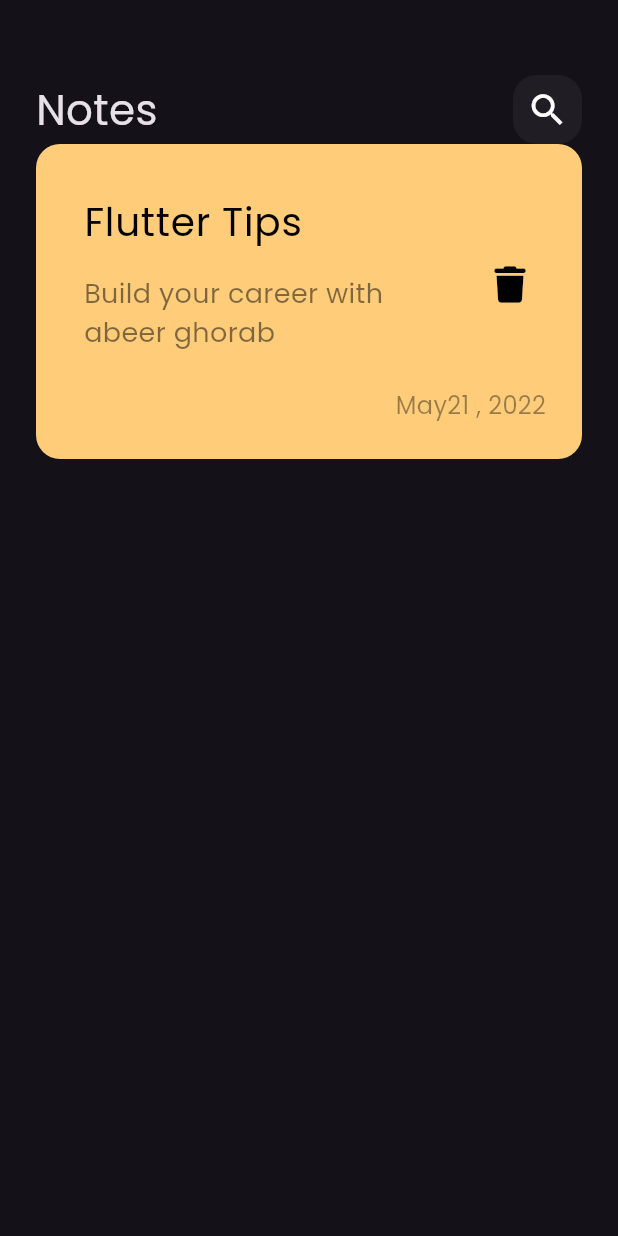
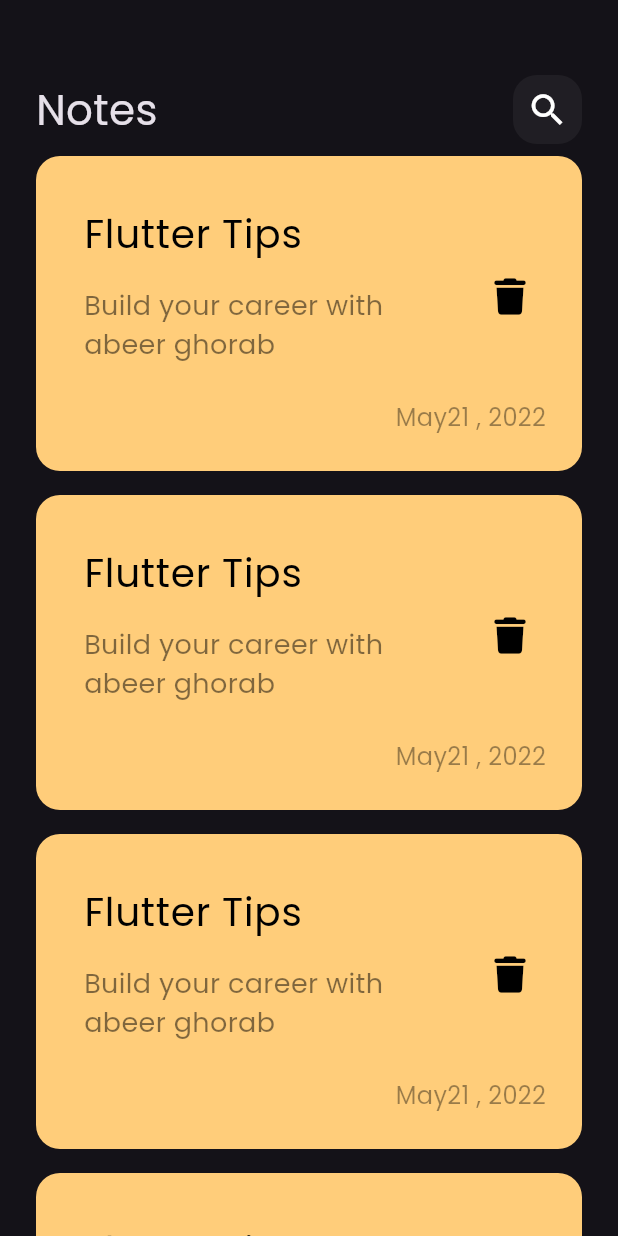
Before and after one commit to abeerghorab/notes_app, a Flutter app: the screen it shows after launch, on a phone screen of 412 x 824 dp. Run offline on Flutter 3.47's test engine with Material 3 defaults, Android fonts, the phone set to English and light mode, and no system bars; our stand-ins replace font_awesome_flutter.

Commit message:
create note list view

```diff
--- a/lib/views/widgets/custom_note_item.dart
+++ b/lib/views/widgets/custom_note_item.dart
@@ -7,7 +7,7 @@ class NoteItem extends StatelessWidget {
   @override
   Widget build(BuildContext context) {
     return Container(
-      padding: EdgeInsets.only(top: 24, bottom: 24, left: 16),
+      padding: const EdgeInsets.only(top: 24, bottom: 24, left: 16),
       decoration: BoxDecoration(
         color: Color(0xffFFCD7A),
         borderRadius: BorderRadius.circular(16),
--- /dev/null
+++ b/lib/views/widgets/notes_list_view.dart
@@ -0,0 +1,17 @@
+import 'package:flutter/material.dart';
+
+import 'custom_note_item.dart';
+
+class NotesListView extends StatelessWidget {
+  const NotesListView({super.key});
+
+  @override
+  Widget build(BuildContext context) {
+    return ListView.builder(itemBuilder: (context, index) {
+      return const Padding(
+        padding: EdgeInsets.symmetric(vertical: 8),
+        child: NoteItem(),
+      );
+    });
+  }
+}
--- a/lib/views/widgets/notes_view_body.dart
+++ b/lib/views/widgets/notes_view_body.dart
@@ -1,6 +1,8 @@
 import 'package:flutter/material.dart';
-import 'package:notes_app/views/widgets/custom_app_bar.dart';
-import 'package:notes_app/views/widgets/custom_note_item.dart';
+
+import 'custom_app_bar.dart';
+
+import 'notes_list_view.dart';
 
 class NotesViewBody extends StatelessWidget {
   const NotesViewBody({super.key});
@@ -15,7 +17,9 @@ class NotesViewBody extends StatelessWidget {
             height: 50,
           ),
           CustomAppBar(),
-          NoteItem(),
+          Expanded(
+            child: NotesListView(),
+          )
         ],
       ),
     );
```
